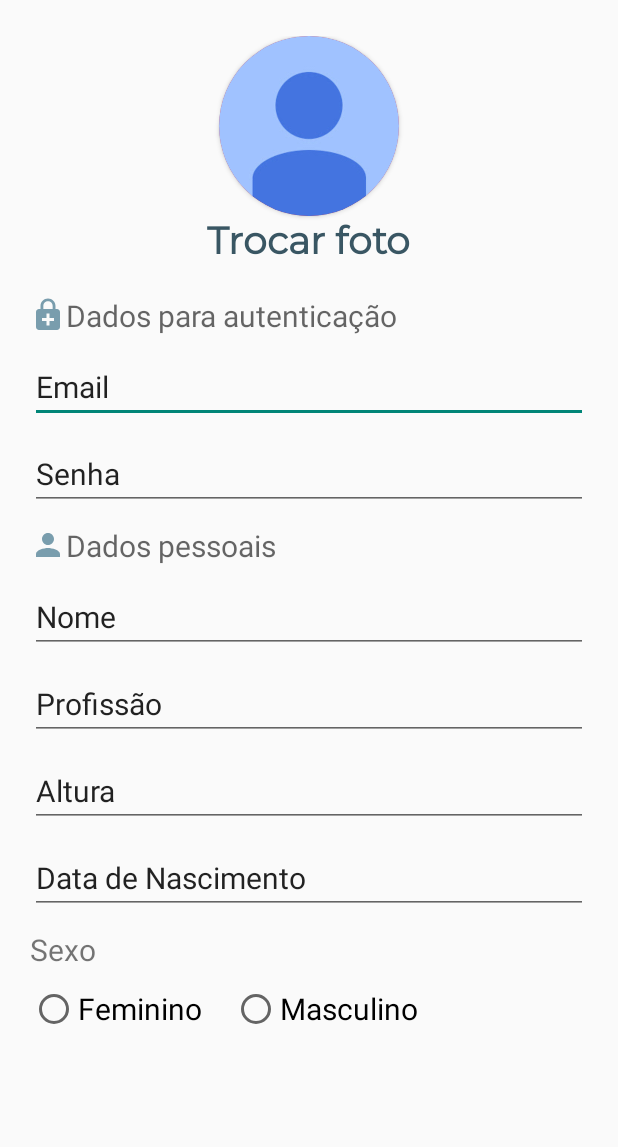
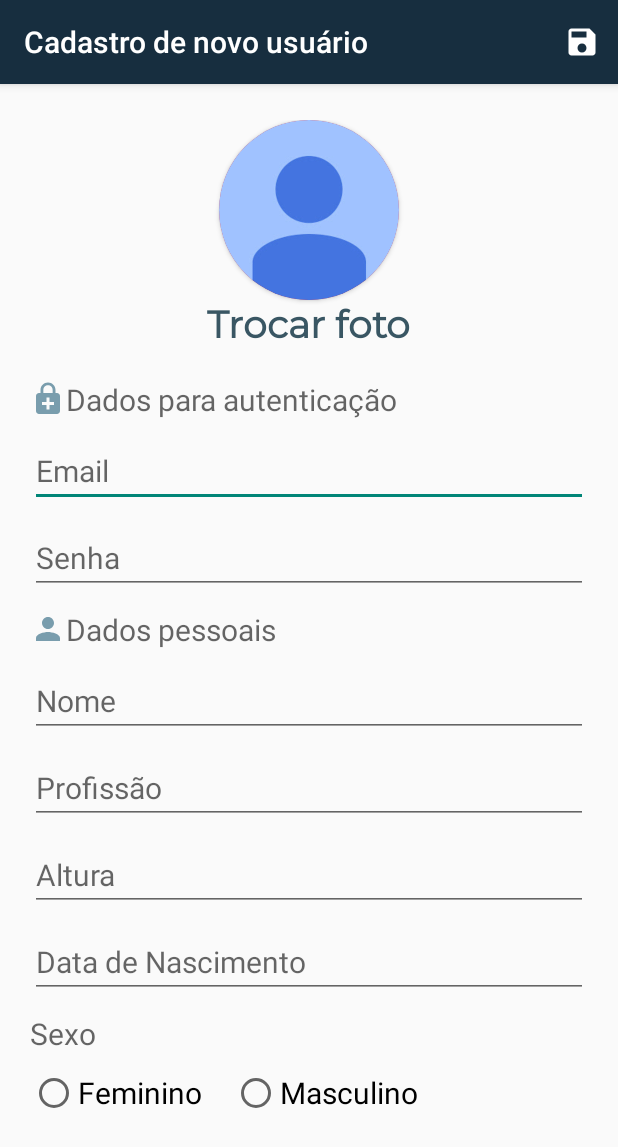
Before and after one commit to sarah1510/appAndroid, an Android app: the novo_usuario_activity screen opened directly, with no data from a screen before it, on a phone screen of 412 x 824 dp. Shown: the top 1147 px of the screen. Run offline under Robolectric (Android 15) with nearby library versions, the phone set to English and light mode, and no system bars.

Commit message:
menu, calendário e validaçao de campos

```diff
--- a/app/src/main/AndroidManifest.xml
+++ b/app/src/main/AndroidManifest.xml
@@ -10,6 +10,7 @@
         android:supportsRtl="true"
         android:theme="@style/Theme.PrimeiroApp">
         <activity android:name=".novo_usuario_activity"></activity>
+
         <activity android:name=".LoginActivity">
             <intent-filter>
                 <action android:name="android.intent.action.MAIN" />
@@ -17,6 +18,8 @@
                 <category android:name="android.intent.category.LAUNCHER" />
             </intent-filter>
         </activity>
+
+
         <activity android:name=".MainActivity" />
 
         <meta-data
--- a/app/src/main/java/com/example/primeiroapp/novo_usuario_activity.kt
+++ b/app/src/main/java/com/example/primeiroapp/novo_usuario_activity.kt
@@ -1,16 +1,118 @@
 package com.example.primeiroapp
 
+import android.app.DatePickerDialog
 import androidx.appcompat.app.AppCompatActivity
 import android.os.Bundle
+import android.view.Menu
+import android.view.MenuItem
+import android.widget.EditText
+import android.widget.Toast
+import java.util.*
 
 class novo_usuario_activity : AppCompatActivity() {
+
+    lateinit var editEmail: EditText
+    lateinit var editSenha: EditText
+    lateinit var editNome: EditText
+    lateinit var editProfissao: EditText
+    lateinit var editAltura: EditText
+    lateinit var editDataNascimento: EditText
+
+
+
     override fun onCreate(savedInstanceState: Bundle?) {
         super.onCreate(savedInstanceState)
         setContentView(R.layout.activity_novo_usuario)
 
-        supportActionBar!!.title = "Perfil"
+        editEmail = findViewById(R.id.edit_email)
+        editSenha = findViewById(R.id.edit_senha)
+        editNome = findViewById(R.id.edit_nome)
+        editProfissao = findViewById(R.id.edit_profissao)
+        editAltura = findViewById(R.id.edit_altura)
+        editDataNascimento = findViewById(R.id.et_data)
 
 
 
+        supportActionBar!!.title = "Cadastro de novo usuário"
+
+
+        //Criar um calendário
+        val calendario = Calendar.getInstance()
+
+        //Determinar os dados (dia, mês e ano) do calendário
+        val ano = calendario.get(Calendar.YEAR)
+        val mes = calendario.get(Calendar.MONTH)
+        val dia = calendario.get(Calendar.DAY_OF_MONTH)
+
+        //Abrir o componente DatePicker
+        val etDataNascimento = findViewById<EditText>(R.id.et_data)
+
+        etDataNascimento.setOnClickListener {
+            val dp = DatePickerDialog(this,
+                    DatePickerDialog.OnDateSetListener { view, _ano, _mes, _dia ->
+                        etDataNascimento.setText("$_dia/${_mes + 1}/$_ano")
+                        //poderia ser: (_dia + "/" + _mes + "/" + _ano)
+                        //mas como isso é variável, pode colocar o $ antes
+                    }, ano, mes, dia)
+
+            dp.show()
+
+        }
+
     }
-}
+
+    override fun onCreateOptionsMenu(menu: Menu?): Boolean {
+        menuInflater.inflate(R.menu.menu_novo_usuario, menu)
+        return true
+    }
+
+
+    override fun onOptionsItemSelected(item: MenuItem): Boolean {
+        if (validarCampos()){
+
+        }
+        return true
+    }
+
+
+
+    fun validarCampos(): Boolean {
+        var valido = true
+
+        if (editEmail.text.isEmpty()) {
+            editEmail.error = "O campo é obrigatório"
+            valido = false
+        }
+
+        if (editSenha.text.isEmpty()) {
+            editSenha.error = "O campo é obrigatório"
+            valido = false
+        }
+
+        if (editNome.text.isEmpty()) {
+            editNome.error = "O campo é obrigatório"
+            valido = false
+        }
+
+        if (editProfissao.text.isEmpty()) {
+            editProfissao.error = "O campo é obrigatório"
+            valido = false
+        }
+
+        if (editAltura.text.isEmpty()) {
+            editAltura.error = "O campo é obrigatório"
+            valido = false
+        }
+
+        if (editDataNascimento.text.isEmpty()) {
+            editDataNascimento.error = "O campo é obrigatório"
+            valido = false
+        }
+
+
+        return valido
+        }
+
+    //VERIFICAR A VALIDAÇÃO
+
+ }
--- a/app/src/main/res/layout/activity_novo_usuario.xml
+++ b/app/src/main/res/layout/activity_novo_usuario.xml
@@ -2,7 +2,8 @@
 <RelativeLayout xmlns:android="http://schemas.android.com/apk/res/android"
     android:layout_width="match_parent"
     android:layout_height="match_parent"
-    xmlns:app="http://schemas.android.com/apk/res-auto">
+    xmlns:app="http://schemas.android.com/apk/res-auto"
+    xmlns:tools="http://schemas.android.com/tools">
 
     <LinearLayout
         android:id="@+id/linear_1"
@@ -40,10 +41,8 @@
 
     <ScrollView
         android:layout_width="match_parent"
-        android:layout_height="wrap_content">
-
-
-    </ScrollView>
+        android:layout_height="wrap_content"
+        android:layout_below="@id/linear_1">
 
         <LinearLayout
             android:layout_width="match_parent"
@@ -62,23 +61,28 @@
                 android:layout_marginStart="20dp"/>
 
             <EditText
+                android:id="@+id/edit_email"
                 android:layout_width="match_parent"
                 android:layout_height="wrap_content"
-            android:text="Email"
+                android:hint="Email"
                 android:layout_marginStart="20dp"
                 android:layout_marginEnd="20dp"
                 android:textSize="20sp"
-            android:layout_marginTop="10dp"/>
+                android:layout_marginTop="10dp"
+                android:maxLines="1"/>
 
 
             <EditText
+                android:id="@+id/edit_senha"
                 android:layout_width="match_parent"
                 android:layout_height="wrap_content"
-            android:text="Senha"
+                android:hint="Senha"
                 android:layout_marginStart="20dp"
                 android:layout_marginEnd="20dp"
                 android:textSize="20sp"
-            android:layout_marginTop="10dp"/>
+                android:layout_marginTop="10dp"
+                android:maxLength="8"
+                android:maxLines="1"/>
 
             <TextView
                 android:layout_width="wrap_content"
@@ -92,18 +96,31 @@
                 android:layout_marginTop="10dp"/>
 
             <EditText
+                android:id="@+id/edit_nome"
                 android:layout_width="match_parent"
                 android:layout_height="wrap_content"
-            android:text="Nome"
+                android:hint="Nome"
                 android:layout_marginStart="20dp"
                 android:layout_marginEnd="20dp"
                 android:textSize="20sp"
                 android:layout_marginTop="10dp"/>
 
             <EditText
+                android:id="@+id/edit_profissao"
                 android:layout_width="match_parent"
                 android:layout_height="wrap_content"
-            android:text="Profissão"
+                android:hint="Profissão"
+                android:layout_marginStart="20dp"
+                android:layout_marginEnd="20dp"
+                android:textSize="20sp"
+                android:layout_marginTop="10dp"
+                android:maxLines="1"/>
+
+            <EditText
+                android:id="@+id/edit_altura"
+                android:layout_width="match_parent"
+                android:layout_height="wrap_content"
+                android:hint="Altura"
                 android:layout_marginStart="20dp"
                 android:layout_marginEnd="20dp"
                 android:textSize="20sp"
@@ -111,29 +128,21 @@
                 android:layout_marginTop="10dp"/>
 
             <EditText
+                android:id="@+id/et_data"
                 android:layout_width="match_parent"
                 android:layout_height="wrap_content"
-            android:text="Altura"
+                android:hint="Data de Nascimento"
                 android:layout_marginStart="20dp"
                 android:layout_marginEnd="20dp"
                 android:textSize="20sp"
-
-            android:layout_marginTop="10dp"/>
-
-        <EditText
-            android:layout_width="match_parent"
-            android:layout_height="wrap_content"
-            android:text="Data de Nascimento"
-            android:layout_marginStart="20dp"
-            android:layout_marginEnd="20dp"
-            android:textSize="20sp"
-
-            android:layout_marginTop="10dp"/>
+                android:layout_marginTop="10dp"
+                android:focusable="false"
+                android:maxLines="1"/>
 
             <TextView
                 android:layout_width="wrap_content"
                 android:layout_height="wrap_content"
-            android:text="Sexo"
+                android:hint="Sexo"
                 android:layout_marginStart="20dp"
                 android:textSize="20sp"
 
@@ -154,13 +163,16 @@
                     android:layout_height="wrap_content"
                     android:text="Masculino"
                     android:layout_marginStart="20dp"
+                    android:layout_marginBottom="40dp"
                     android:textSize="20sp"/>
 
             </LinearLayout>
 
 
+        </LinearLayout>
+
+    </ScrollView>
 
 
-    </LinearLayout>
 
 </RelativeLayout>
--- a/app/src/main/res/values/themes.xml
+++ b/app/src/main/res/values/themes.xml
@@ -1,6 +1,6 @@
 <resources xmlns:tools="http://schemas.android.com/tools">
     <!-- Base application theme. -->
-    <style name="Theme.PrimeiroApp" parent="Theme.AppCompat.DayNight.NoActionBar">
+    <style name="Theme.PrimeiroApp" parent="Theme.AppCompat.DayNight.DarkActionBar">
         <!-- Primary brand color. -->
         <item name="colorPrimary">@color/blue_700</item>
         <item name="colorPrimaryVariant">@color/blue_500</item>
```
Also changed, not shown: app/src/main/java/com/example/primeiroapp/LoginActivity.kt (+14 -0 lines), app/src/main/res/layout/activity_login.xml (+10 -10 lines), app/src/main/res/menu/menu_novo_usuario.xml (renamed from app/src/main/res/menu/menu.xml). Lines whose indentation alone changed are shown as unchanged.
